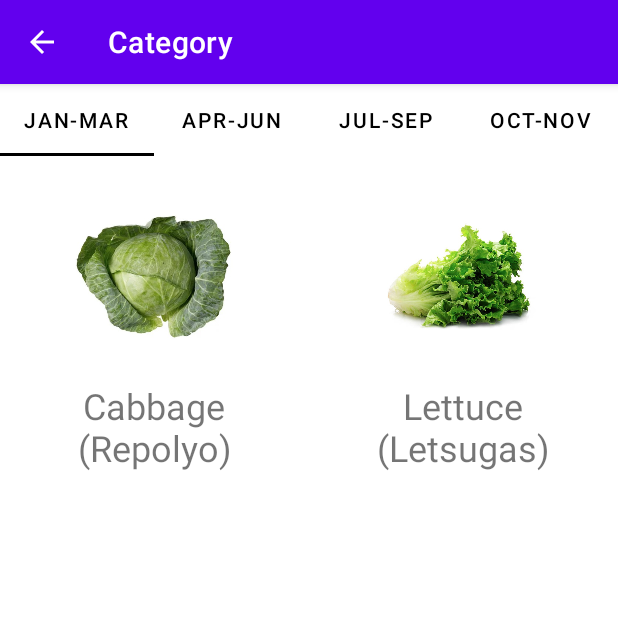
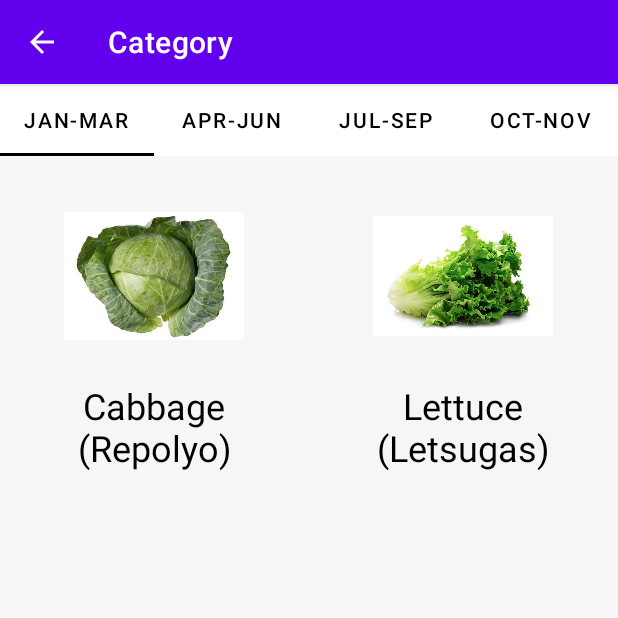
Before and after one commit to rommel1125/VegetablePlantingTutorial2, an Android app: the CategoryActivity screen opened directly, with no data from a screen before it, on a phone screen of 412 x 824 dp, the top half of it. Run offline under Robolectric (Android 15) with nearby library versions, the phone set to English and light mode, and no system bars.

Commit message:
fix minor issue on colors

```diff
--- a/app/src/main/res/layout/activity_category.xml
+++ b/app/src/main/res/layout/activity_category.xml
@@ -5,6 +5,7 @@
     android:layout_width="match_parent"
     android:layout_height="match_parent"
     android:orientation="vertical"
+    android:background="#F6F6F6"
     tools:context=".CategoryActivity">
 
     <com.google.android.material.tabs.TabLayout
--- a/app/src/main/res/layout/activity_empty.xml
+++ b/app/src/main/res/layout/activity_empty.xml
@@ -4,6 +4,7 @@
     xmlns:tools="http://schemas.android.com/tools"
     android:layout_width="match_parent"
     android:layout_height="match_parent"
+    android:background="#F6F6F6"
     tools:context=".EmptyActivity">
 
     <TextView
--- a/app/src/main/res/layout/activity_offline_tutorial.xml
+++ b/app/src/main/res/layout/activity_offline_tutorial.xml
@@ -4,7 +4,7 @@
     xmlns:tools="http://schemas.android.com/tools"
     android:layout_width="match_parent"
     android:layout_height="match_parent"
-    android:background="@color/white"
+    android:background="#F6F6F6"
     android:theme="@style/ThemeOverlay.AppCompat.Dark.ActionBar"
     tools:context=".OfflineTutorialActivity">
 
--- a/app/src/main/res/layout/fragment_home.xml
+++ b/app/src/main/res/layout/fragment_home.xml
@@ -5,7 +5,7 @@
     android:id="@+id/relativeLayout"
     android:layout_width="match_parent"
     android:layout_height="match_parent"
-    android:background="@android:color/darker_gray">
+    android:background="#F6F6F6">
 
     <LinearLayout
         android:layout_width="match_parent"
--- a/app/src/main/res/layout/fragment_vegetables.xml
+++ b/app/src/main/res/layout/fragment_vegetables.xml
@@ -4,7 +4,7 @@
     xmlns:tools="http://schemas.android.com/tools"
     android:layout_width="match_parent"
     android:layout_height="match_parent"
-    android:background="@android:color/darker_gray"
+    android:background="#F6F6F6"
     tools:context=".MainActivity">
 
     <ListView
--- a/app/src/main/res/layout/row_item.xml
+++ b/app/src/main/res/layout/row_item.xml
@@ -18,6 +18,7 @@
         android:id="@+id/card_text_view"
         android:text="Vegetables"
         android:textSize="24dp"
+        android:textColor="@color/black"
         android:layout_marginTop="10dp"
         android:textAlignment="center"
         />
--- a/app/src/main/res/layout/slide_layout.xml
+++ b/app/src/main/res/layout/slide_layout.xml
@@ -2,7 +2,7 @@
 <RelativeLayout xmlns:android="http://schemas.android.com/apk/res/android"
     android:layout_width="match_parent"
     android:layout_height="match_parent"
-    android:background="#3333">
+    android:background="#F6F6F6">
 
     <ImageView
         android:id="@+id/step_image_view"
```
